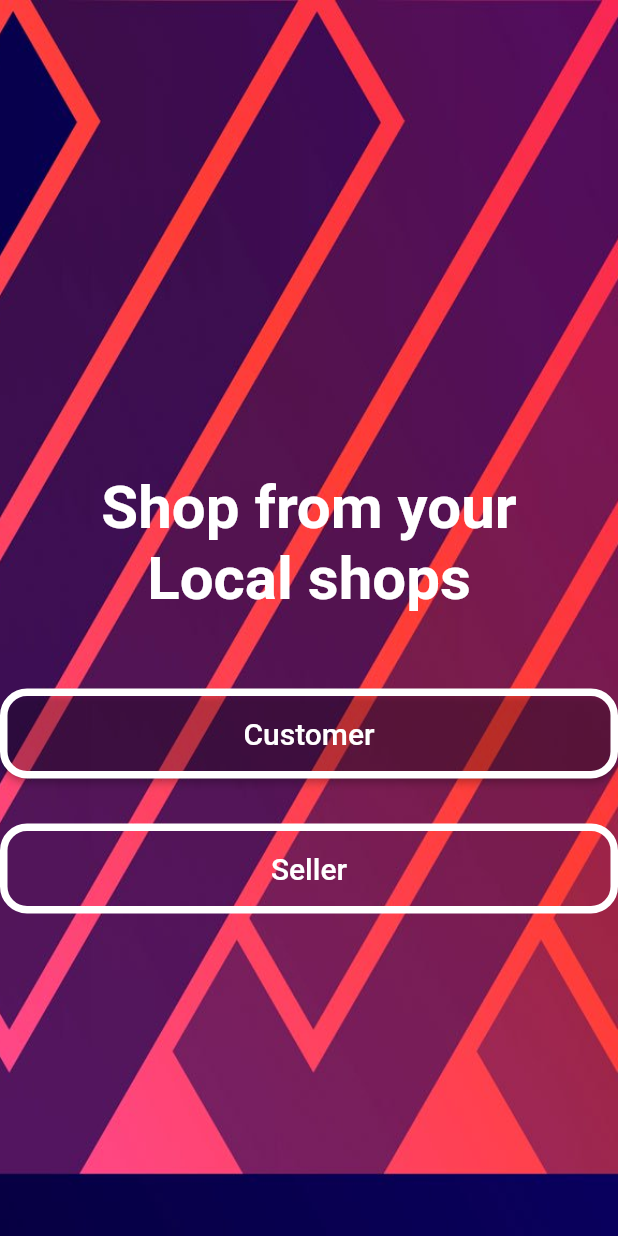
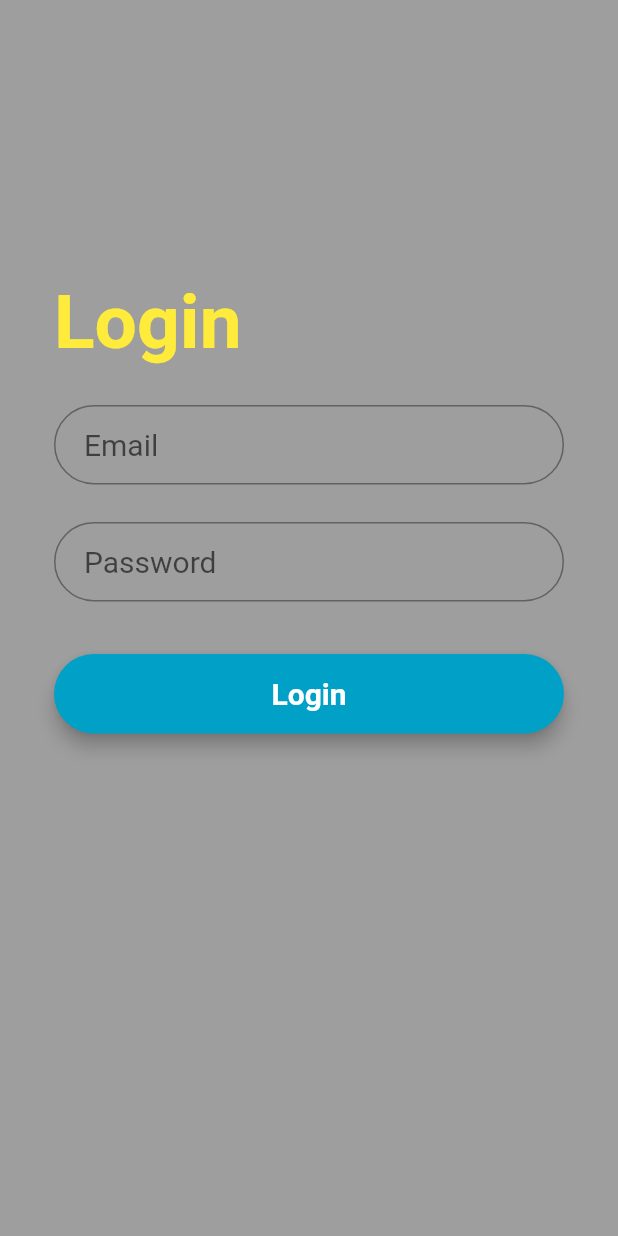
Before and after one commit to shouryashrey/Market-Online, a Flutter app: the screen it shows after launch, after a tap on "Customer", on a phone screen of 412 x 824 dp. Run offline on Flutter 3.47's test engine with Material 2 defaults, Android fonts, the phone set to English and light mode, and no system bars; our stand-ins replace firebase_auth, firebase_core; accounts and stored records are empty.

Commit message:
Made Login screen

```diff
--- /dev/null
+++ b/lib/homeScreen.dart
@@ -0,0 +1,33 @@
+import 'package:flutter/material.dart';
+
+class homeScreen extends StatefulWidget {
+  @override
+  _homeScreenState createState() => _homeScreenState();
+}
+
+class _homeScreenState extends State<homeScreen> {
+  @override
+  Widget build(BuildContext context) {
+    return Scaffold(
+      appBar: AppBar(
+        title: Text('Home'),
+      ),
+        body: Center(
+          child: SingleChildScrollView(
+            child: Container(
+              child: Padding(
+                padding: const EdgeInsets.all(16.0),
+                child: Column(
+                  mainAxisAlignment: MainAxisAlignment.center,
+                  crossAxisAlignment: CrossAxisAlignment.stretch,
+                  children: <Widget>[
+
+                  ],
+                ),
+              ),
+            ),
+          ),
+        )
+    );
+  }
+}
--- a/lib/main.dart
+++ b/lib/main.dart
@@ -1,12 +1,14 @@
 import 'package:flutter/cupertino.dart';
 import 'package:flutter/material.dart';
 import 'package:flutter/widgets.dart';
+import 'package:firebase_core/firebase_core.dart';
+import 'userLogin.dart';
 
 void main() => runApp(
       MaterialApp(
         home: SafeArea(
           child: Scaffold(
-            // backgroundColor: Colors.cyan,
+            backgroundColor: Colors.grey,
             body: marketOnline(),
           ),
         ),
@@ -23,17 +25,17 @@ class _marketOnlineState extends State<marketOnline> {
   Widget build(BuildContext context) {
     return Container(
       decoration: BoxDecoration(
-        image: DecorationImage(
-          image: AssetImage("images/background.jpg"),
-          fit: BoxFit.cover,
-        ),
+        // image: DecorationImage(
+        //   image: AssetImage("images/bk2.jpg"),
+        //   fit: BoxFit.cover,
+        // ),
       ),
       child: Column(
         mainAxisAlignment: MainAxisAlignment.center,
-        crossAxisAlignment: CrossAxisAlignment.stretch,
+        // crossAxisAlignment: CrossAxisAlignment.stretch,
         children: <Widget>[
           SizedBox(
-            height: 100.0,
+            height: 60.0,
           ),
           Row(
             mainAxisAlignment: MainAxisAlignment.center,
@@ -42,9 +44,9 @@ class _marketOnlineState extends State<marketOnline> {
                 'Shop from your\nLocal shops',
                 textAlign: TextAlign.center,
                 style: TextStyle(
-                  fontSize: 40.0,
+                  fontSize: 50.0,
                   fontWeight: FontWeight.bold,
-                  color: Colors.white,
+                  color: Colors.yellow,
                 ),
               )
             ],
@@ -54,20 +56,26 @@ class _marketOnlineState extends State<marketOnline> {
           ),
           ButtonTheme(
             height: 60.0,
+            minWidth: 300.0,
             child: RaisedButton(
                   shape: RoundedRectangleBorder(
-                    borderRadius: BorderRadius.circular(18.0),
-                    side: BorderSide(color: Colors.white, width: 5.0),
+                    borderRadius: BorderRadius.circular(32.0),
+                    side: BorderSide(color: Colors.yellow, width: 3.0),
                   ),
-                  color: Colors.transparent,
+                  color: Colors.yellow,
                   child: Text(
                     'Customer',
                     style: TextStyle(
-                      color: Colors.white,
-                      fontSize: 20.0,
+                      color: Colors.black,
+                      fontSize: 30.0,
                     ),
                   ),
-                  onPressed: () {},
+                  onPressed: () {
+                    Navigator.push(
+                      context,
+                      MaterialPageRoute(builder: (context) => userLogin()),
+                    );
+                  },
                 ),
           ),
           SizedBox(
@@ -75,17 +83,18 @@ class _marketOnlineState extends State<marketOnline> {
           ),
           ButtonTheme(
             height: 60.0,
+            minWidth: 300.0,
             child: FlatButton(
                   shape: RoundedRectangleBorder(
-                    borderRadius: BorderRadius.circular(18.0),
-                    side: BorderSide(color: Colors.white, width: 5.0),
+                    borderRadius: BorderRadius.circular(32.0),
+                    side: BorderSide(color: Colors.yellow, width: 3.0),
                   ),
                   color: Colors.transparent,
                   child: Text(
                     'Seller',
                     style: TextStyle(
-                      color: Colors.white,
-                      fontSize: 20.0,
+                      color: Colors.black,
+                      fontSize: 30.0,
                     ),
                   ),
                   onPressed: () {},
--- /dev/null
+++ b/lib/userLogin.dart
@@ -0,0 +1,136 @@
+import 'package:flutter/cupertino.dart';
+import 'package:flutter/material.dart';
+import 'package:firebase_core/firebase_core.dart';
+import 'package:firebase_auth/firebase_auth.dart';
+import 'package:market_online/homeScreen.dart';
+
+
+class userLogin extends StatefulWidget {
+  @override
+  _userLoginState createState() => _userLoginState();
+}
+
+class _userLoginState extends State<userLogin> {
+
+  TextStyle style = TextStyle(fontSize: 20.0,color: Colors.white);
+
+  String _email,_password;
+  final GlobalKey<FormState> _formKey = GlobalKey<FormState>();
+
+  @override
+  Widget build(BuildContext context) {
+
+    return Scaffold(
+      backgroundColor: Colors.grey,
+      body: Form(
+        key: _formKey,
+        child: SingleChildScrollView(
+          child: Container(
+            decoration: BoxDecoration(
+              // image: DecorationImage(
+              //   image: AssetImage("images/background.jpg"),
+              //   fit: BoxFit.cover,
+              // ),
+            ),
+            child: Padding(
+              padding: const EdgeInsets.all(36.0),
+              child: Column(
+                mainAxisAlignment: MainAxisAlignment.center,
+                crossAxisAlignment: CrossAxisAlignment.center,
+                children: <Widget>[
+                  SizedBox(height: 150.0,),
+                  Row(
+                    // mainAxisAlignment: MainAxisAlignment.center,
+                    children: <Widget>[
+                      Text(
+                        'Login',
+                        style: TextStyle(
+                          fontSize: 50.0,
+                          fontWeight: FontWeight.bold,
+                          color: Colors.yellow,
+                        ),
+                      )
+                    ],
+                  ),
+                  SizedBox(height: 25.0),
+                  TextFormField(
+                    obscureText: false,
+                    style: style,
+                    decoration: InputDecoration(
+                        contentPadding: EdgeInsets.fromLTRB(20.0, 15.0, 20.0, 15.0),
+                        hintText: "Email",
+                        fillColor: Colors.white,
+                        border:
+                        OutlineInputBorder(
+                          borderRadius: BorderRadius.circular(32.0),
+                          borderSide: BorderSide(color: Colors.white, width: 5.0),
+                        )
+                    ),
+                    validator: (input) {
+                      if (input.isEmpty) {
+                        return 'Please type an email!!';
+                      }
+                    },
+                    onSaved: (input) => _email = input,
+                  ),
+                  SizedBox(height: 25.0),
+                  TextFormField(
+                    obscureText: true,
+                    style: style,
+                    decoration: InputDecoration(
+                        contentPadding: EdgeInsets.fromLTRB(20.0, 15.0, 20.0, 15.0),
+                        hintText: "Password",
+                        border:
+                        OutlineInputBorder(borderRadius: BorderRadius.circular(32.0))
+                    ),
+                    validator: (input) {
+                      if (input.length < 6) {
+                        return 'your password need to be at least 6 characters';
+                      }
+                    },
+                    onSaved: (input) => _password = input,
+                  ),
+                  SizedBox(height: 35.0,),
+                  Material(
+                    elevation: 5.0,
+                    borderRadius: BorderRadius.circular(30.0),
+                    color: Color(0xff01A0C7),
+                    child: MaterialButton(
+                      minWidth: MediaQuery.of(context).size.width,
+                      padding: EdgeInsets.fromLTRB(20.0, 15.0, 20.0, 15.0),
+                      onPressed: signIn,
+                      child: Text("Login",
+                          textAlign: TextAlign.center,
+                          style: style.copyWith(
+                              color: Colors.white, fontWeight: FontWeight.bold)
+                      ),
+                    ),
+                  ),
+                  SizedBox(height: 15.0,),
+                ],
+              ),
+            ),
+          ),
+        ),
+      ),
+    );
+  }
+
+  Future<void> signIn() async {
+    final formState = _formKey.currentState;
+    await Firebase.initializeApp();
+    if(formState.validate()) {
+      // Linking to Firebase
+      formState.save();
+      try {
+        FirebaseAuth auth = FirebaseAuth.instance;
+        UserCredential user = await auth.signInWithEmailAndPassword(email: _email, password: _password);
+        Navigator.push(context, MaterialPageRoute(builder: (context) => homeScreen()));
+      }
+      catch(e) {
+        print(e.message);
+      }
+    }
+  }
+
+}
--- a/pubspec.yaml
+++ b/pubspec.yaml
@@ -23,6 +23,9 @@ environment:
 dependencies:
   flutter:
     sdk: flutter
+
+  firebase_core: ^0.5.0+1
+  firebase_auth: ^0.18.1+2
 
 
   # The following adds the Cupertino Icons font to your application.
```
Also changed, not shown: pubspec.lock, 5 other files.
